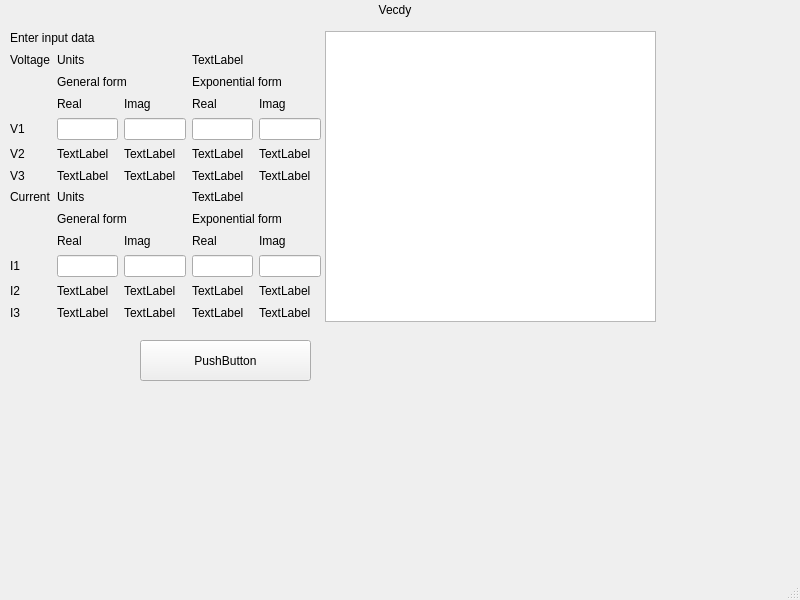
Aratimaru/VectorDiagram, file mainwindow.ui: the form before one commit.
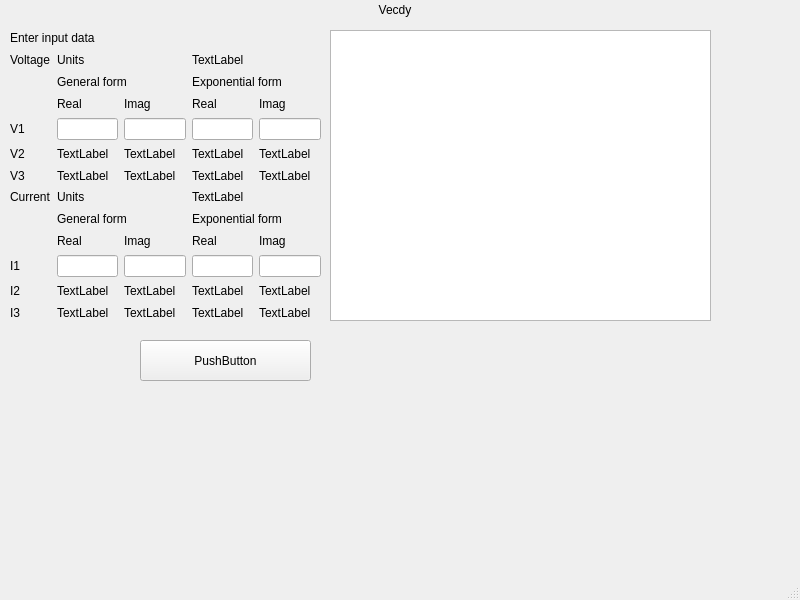
The form after the commit.

Commit message: add view, set scene

The edit to the form file:
```diff
--- a/mainwindow.ui
+++ b/mainwindow.ui
@@ -353,16 +353,6 @@
      </item>
     </layout>
    </widget>
-   <widget class="QTableView" name="VectorsTableView">
-    <property name="geometry">
-     <rect>
-      <x>325</x>
-      <y>31</y>
-      <width>331</width>
-      <height>291</height>
-     </rect>
-    </property>
-   </widget>
    <widget class="QPushButton" name="ConfirmButton">
     <property name="geometry">
      <rect>
@@ -376,6 +366,16 @@
      <string>PushButton</string>
     </property>
    </widget>
+   <widget class="QGraphicsView" name="graphicsView">
+    <property name="geometry">
+     <rect>
+      <x>330</x>
+      <y>30</y>
+      <width>381</width>
+      <height>291</height>
+     </rect>
+    </property>
+   </widget>
   </widget>
   <widget class="QMenuBar" name="menubar">
    <property name="geometry">
```
The commit also changes 3 other files.
